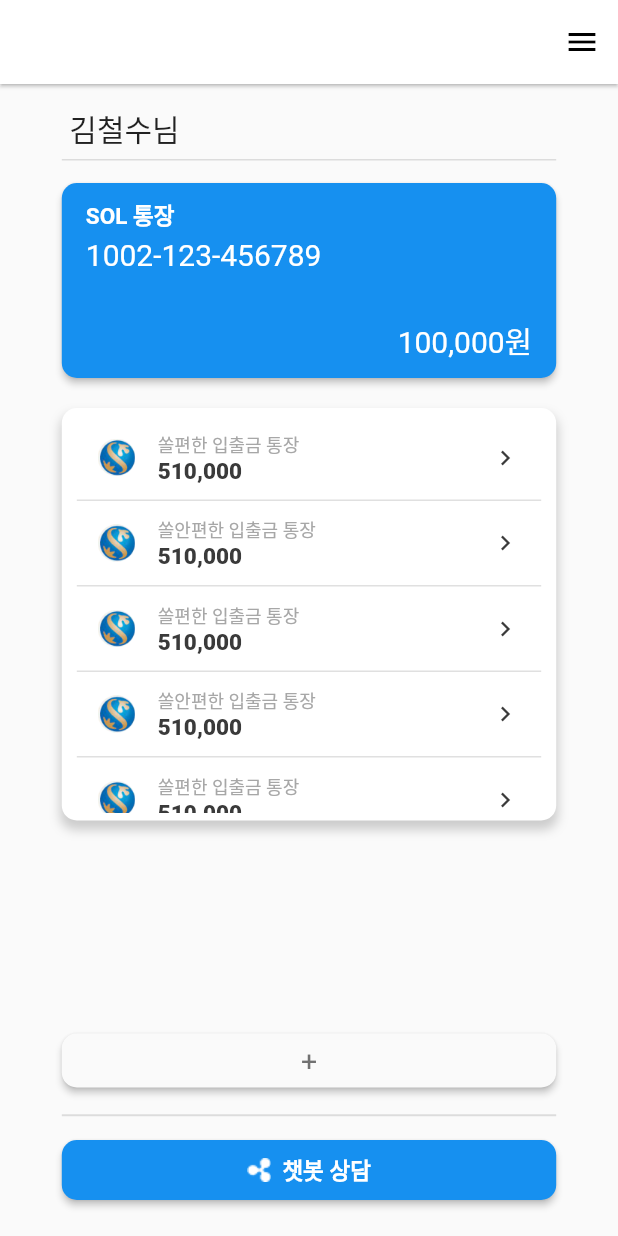
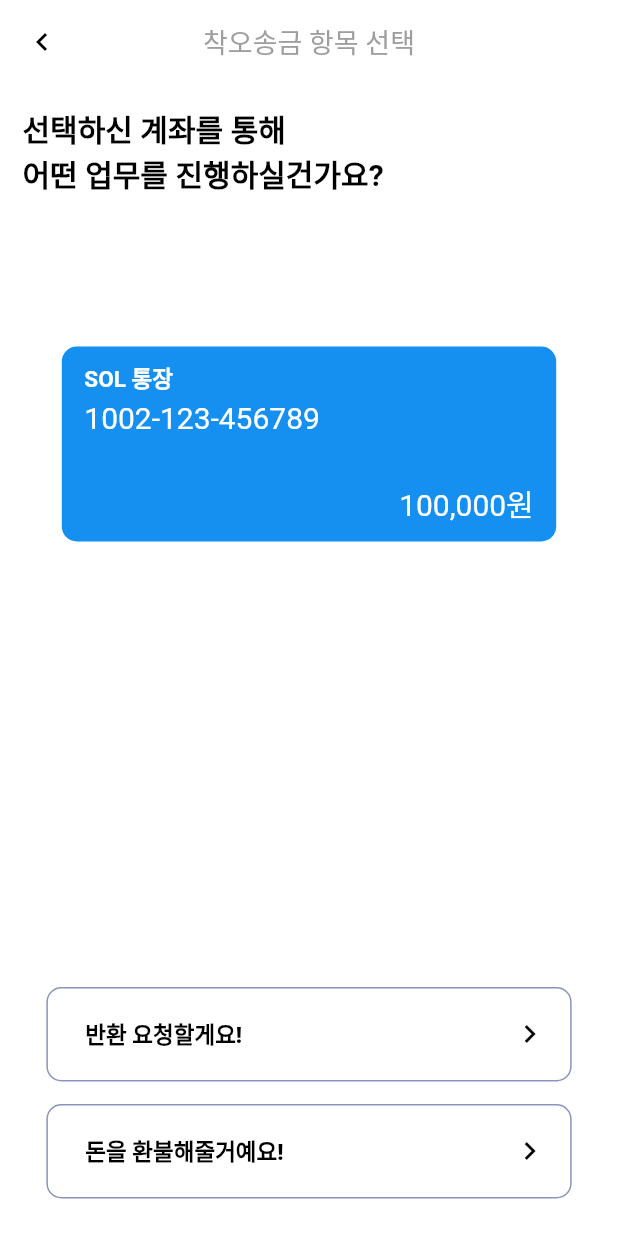
Before and after one commit to Error-Remittance/frontend, a Flutter app: the AccountListPage screen opened directly, after a tap on "SOL 통장", on a phone screen of 412 x 824 dp. Run offline on Flutter 3.47's test engine with Material 2 defaults, Android fonts, the phone set to English and light mode, and no system bars; our stand-ins replace flutter_screenutil, local_auth, modal_bottom_sheet, page_transition.

Commit message:
feat: selectAskReturn page maded

```diff
--- a/lib/mainView/accountList.dart
+++ b/lib/mainView/accountList.dart
@@ -3,6 +3,7 @@ import 'package:frontend/mainView/sentReturnRequestList.dart';
 import 'package:frontend/mainView/reportList.dart';
 import 'package:frontend/register/getAccount.dart';
 import 'package:page_transition/page_transition.dart';
+import 'package:frontend/mainView/selectProcess.dart';
 
 class AccountListPage extends StatefulWidget {
   const AccountListPage({Key? key}) : super(key: key);
@@ -128,7 +129,7 @@ class _AccountListState extends State<AccountListPage> {
                         PageTransition(
                           type: PageTransitionType.rightToLeft,
                           child: ReportListPage(
-
+                            // send information
                           ),
                         ),
                       );
@@ -166,7 +167,7 @@ class _AccountListState extends State<AccountListPage> {
                       Navigator.push(
                         context,
                         MaterialPageRouteWithoutAnimation(
-
+                            builder: (context) => SelectProcessPage(),
                         ),
                       );
                     },
--- /dev/null
+++ b/lib/mainView/selectProcess.dart
@@ -0,0 +1,214 @@
+import 'package:flutter/material.dart';
+import 'package:frontend/mainView/selectAskReturn.dart';
+
+class SelectProcessPage extends StatefulWidget {
+  const SelectProcessPage({Key? key}) : super(key: key);
+
+  @override
+  _SelectProcessPageState createState() => _SelectProcessPageState();
+}
+
+class _SelectProcessPageState extends State<SelectProcessPage> {
+
+  final GlobalKey<ScaffoldState> _key = GlobalKey();
+
+  @override
+  Widget build(BuildContext context) {
+    return Scaffold(
+      backgroundColor: Colors.white,
+      key: _key,
+      appBar: AppBar(
+        backgroundColor: Colors.white, // Appbar 배경색
+        elevation: 0.0, // Appbar 그림자
+        leading: IconButton(
+          onPressed: () {
+            Navigator.pop(context);
+          },
+          icon: const Icon(
+            Icons.chevron_left,
+            color: Colors.black,
+          ),
+        ),
+        centerTitle: true,
+        title: Text(
+          "착오송금 항목 선택",
+          style: TextStyle(
+            color: Colors.grey,
+            fontSize: 18,
+            fontWeight: FontWeight.normal,
+          ),
+        ),
+      ),
+      body: WillPopScope(
+        onWillPop: () { return Future(() => true); },
+        child: SafeArea(
+          child: Column(
+            mainAxisAlignment: MainAxisAlignment.start,
+            crossAxisAlignment: CrossAxisAlignment.start,
+            children: [
+              Container(
+                margin: EdgeInsets.only(top: 15, left: 15),
+                child: Text(
+                  "선택하신 계좌를 통해\n어떤 업무를 진행하실건가요?",
+                  style: TextStyle(
+                    fontWeight: FontWeight.bold,
+                    fontSize: 20,
+                    color: Colors.black,
+                  ),
+                ),
+              ),
+              Center(
+                child: Container(
+                  margin: EdgeInsets.only(top: 100),
+                  padding: EdgeInsets.only(left: 15, right: 15),
+                  width: MediaQuery.of(context).size.width * 0.80,
+                  height: 130,
+                  decoration: BoxDecoration(
+                    color: Color(0xFF1690F0),
+                    borderRadius: BorderRadius.circular(10.0),
+                  ),
+                  child: Column(
+                    children: [
+                      Container(
+                        alignment: Alignment.centerLeft,
+                        margin: const EdgeInsets.only(top: 10),
+                        child: const Text(
+                            "SOL 통장",
+                            style: TextStyle(
+                              color: Colors.white,
+                              fontSize: 15,
+                              fontWeight: FontWeight.w600,
+                            )
+                        ),
+                      ),
+                      Container(
+                        alignment: Alignment.centerLeft,
+                        margin: const EdgeInsets.only(top: 4),
+                        child: const Text(
+                            "1002-123-456789",
+                            style: TextStyle(
+                              color: Colors.white,
+                              fontSize: 20,
+                              fontWeight: FontWeight.w400,
+                            )
+                        ),
+                      ),
+                      const Spacer(),
+                      Container(
+                        alignment: Alignment.centerRight,
+                        margin: const EdgeInsets.only(bottom: 10),
+                        child: const Text(
+                          '100,000'+'원',
+                          style: TextStyle(
+                            color: Colors.white,
+                            fontSize: 20,
+                            fontWeight: FontWeight.w400,
+                          ),
+                        ),
+                      ),
+                    ],
+                  ),
+                ),
+              ),
+              Spacer(),
+              Center(
+                child: Container(
+                  margin: const EdgeInsets.only(bottom: 15),
+                  child: ElevatedButton(
+                    onPressed: () {
+                      Navigator.push(
+                        context,
+                        MaterialPageRouteWithoutAnimation(
+                          builder: (context) => SelectAskReturnPage(),
+                        ),
+                      );
+                    },
+                    child: Row(
+                      mainAxisAlignment: MainAxisAlignment.start,
+                      children: const [
+                        SizedBox(
+                          width: 10,
+                        ),
+                        Text(
+                          '반환 요청할게요!',
+                          style: TextStyle(
+                            fontSize: 15,
+                            color: Colors.black,
+                            fontWeight: FontWeight.w800,
+                          ),
+                        ),
+                        Spacer(),
+                        Icon(Icons.chevron_right, color: Colors.black,),
+                      ],
+                    ),
+                    style: ElevatedButton.styleFrom(
+                      elevation: 0,
+                      animationDuration: const Duration(days: 10000),
+                      splashFactory: NoSplash.splashFactory,
+                      fixedSize: Size(
+                          MediaQuery.of(context).size.width * 0.85,
+                          63
+                      ),
+                      shape: RoundedRectangleBorder(
+                        borderRadius: BorderRadius.circular(10),
+                      ),
+                      primary: Colors.white,
+                      side: const BorderSide(width:1, color: Color(0xff8a93bc)),
+                    ),
+                  ),
+                ),
+              ),
+              Center(
+                child: Container(
+                  margin: const EdgeInsets.only(bottom: 25),
+                  child: ElevatedButton(
+                    onPressed: () {},
+                    child: Row(
+                      mainAxisAlignment: MainAxisAlignment.start,
+                      children: const [
+                        SizedBox(
+                          width: 10,
+                        ),
+                        Text(
+                          '돈을 환불해줄거예요!',
+                          style: TextStyle(
+                            fontSize: 15,
+                            color: Colors.black,
+                            fontWeight: FontWeight.w800,
+                          ),
+                        ),
+                        Spacer(),
+                        Icon(Icons.chevron_right, color: Colors.black,),
+                      ],
+                    ),
+                    style: ElevatedButton.styleFrom(
+                      elevation: 0,
+                      animationDuration: const Duration(days: 10000),
+                      splashFactory: NoSplash.splashFactory,
+                      fixedSize: Size(
+                          MediaQuery.of(context).size.width * 0.85,
+                          63
+                      ),
+                      shape: RoundedRectangleBorder(
+                        borderRadius: BorderRadius.circular(10),
+                      ),
+                      primary: Colors.white,
+                      side: const BorderSide(width:1, color: Color(0xff8a93bc)),
+                    ),
+                  ),
+                ),
+              ),
+            ],
+          ),
+        ),
+      ),
+    );
+  }
+}
+
+class MaterialPageRouteWithoutAnimation extends MaterialPageRoute {
+  MaterialPageRouteWithoutAnimation({builder}) : super(builder: builder);
+
+  @override
+  Duration get transitionDuration => const Duration(milliseconds: 0);
+}
--- a/lib/register/getAccount.dart
+++ b/lib/register/getAccount.dart
@@ -82,9 +82,9 @@ class _GetAccountState extends State<GetAccount> {
              color: Colors.white,
              width: MediaQuery.of(context).size.width,
              height: MediaQuery.of(context).size.height*0.15,
-             alignment: Alignment.center,
+             alignment: Alignment.topLeft,
              margin: const EdgeInsets.only(bottom: 20),
-             padding: const EdgeInsets.only(top: 10, bottom: 20),
+             padding: const EdgeInsets.only(top: 10, bottom: 20, left: 15),
              child: Text(
                widget.text,
                style: const TextStyle(
--- a/lib/register/signUpIdentification.dart
+++ b/lib/register/signUpIdentification.dart
@@ -25,11 +25,6 @@ class _SignUpIdentificationState extends State<SignUpIdentificationPage> {
   late String verificationId;
 
   bool isAllChecked = false;
-  bool isChecked1 = false;
-  bool isChecked2 = false;
-  bool isChecked3 = false;
-  bool isChecked4 = false;
-  bool isChecked5 = false;
 
   List<String> terms = [
     "착송 필수 항목 모두 동의",
```
Also changed, not shown: lib/mainView/askReportReturnRequest.dart (+4 -4 lines), lib/mainView/confirmReportReturnRequest.dart (+4 -8 lines), lib/mainView/selectAskReturn.dart (added, +215 -0 lines), lib/assets/button_submit.png (added).
